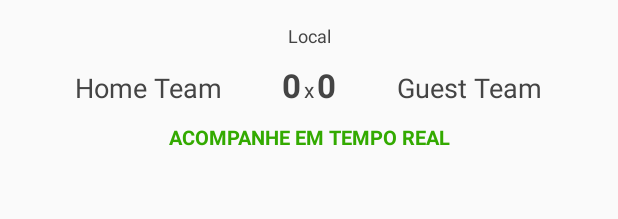
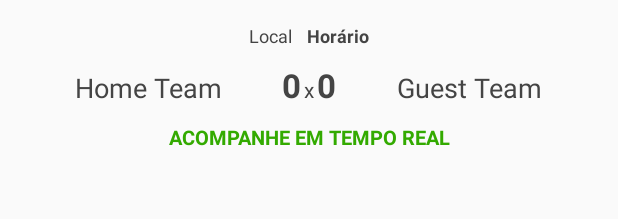
Before and after one commit to henriquegogo/AndroidRestClient, an Android app: the layout layout_match_item.xml on its own in the app's theme, with its tools: preview values and no code run, on a phone screen of 412 x 824 dp. Shown: the top 219 px of the screen. Run offline under Robolectric (Android 15) with nearby library versions, the phone set to English and light mode, and no system bars.

Commit message:
Exibindo  datas nas partidas

```diff
--- a/app/src/main/res/layout/layout_match_item.xml
+++ b/app/src/main/res/layout/layout_match_item.xml
@@ -3,15 +3,31 @@
     android:layout_width="match_parent" android:layout_height="match_parent"
     android:orientation="vertical" >
 
-    <TextView
-        android:layout_width="match_parent"
+    <LinearLayout
+        android:orientation="horizontal"
+        android:layout_width="wrap_content"
         android:layout_height="wrap_content"
-        android:id="@+id/matchWhereTextView"
-        android:textColor="#ff444444"
-        android:text="Local"
-        android:gravity="center_horizontal"
-        android:textSize="12sp"
-        android:paddingTop="15dp" />
+        android:paddingTop="15dp"
+        android:layout_gravity="center_horizontal">
+
+        <TextView
+            android:layout_width="wrap_content"
+            android:layout_height="wrap_content"
+            android:id="@+id/matchWhere"
+            android:textColor="#ff444444"
+            android:text="Local"
+            android:textSize="12sp" />
+
+        <TextView
+            android:layout_width="wrap_content"
+            android:layout_height="wrap_content"
+            android:id="@+id/hourOfMatch"
+            android:textColor="#ff444444"
+            android:text="Horário"
+            android:textSize="12sp"
+            android:layout_marginLeft="10dp"
+            android:textStyle="bold" />
+    </LinearLayout>
 
     <LinearLayout
         android:orientation="horizontal"
```
Also changed, not shown: app/src/main/java/io/github/henriquegogo/placarge/MatchesAdapter.java (+22 -7 lines), 1 other file.
